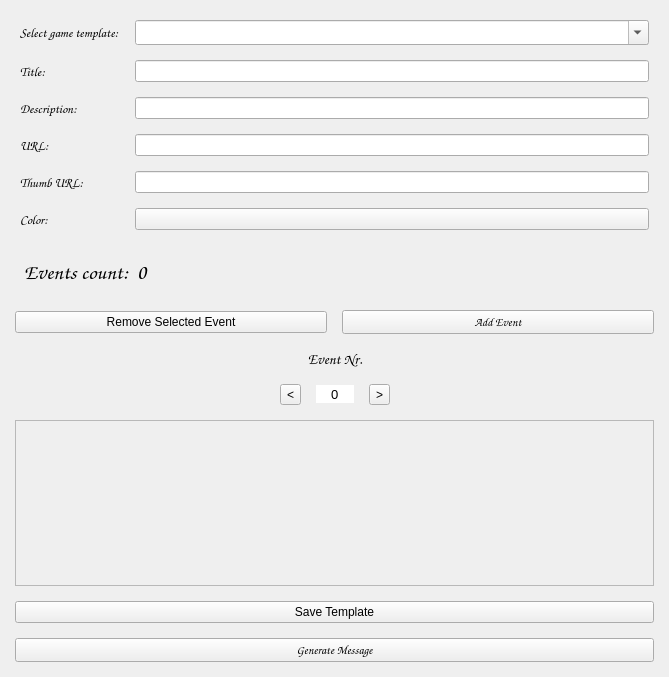
Qt form UI/mainWindow.ui (dimaunix/pyEMG) before a commit.
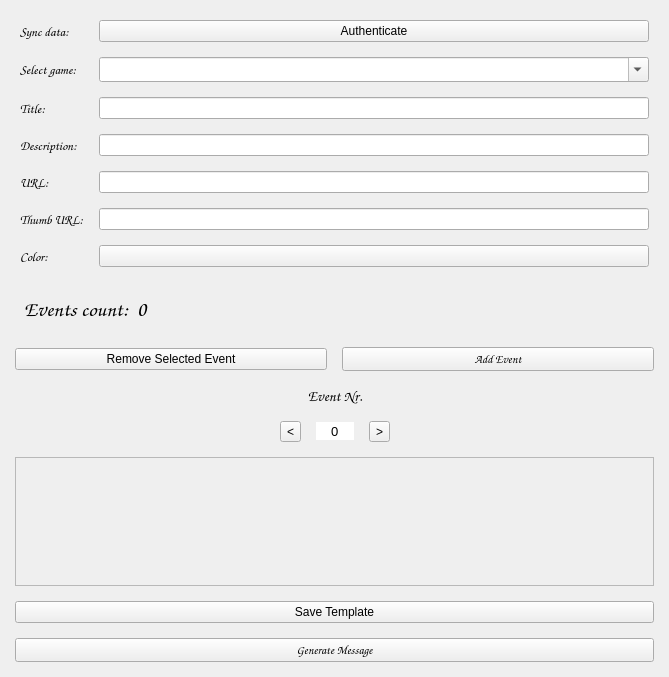
The same form after that commit. Icons and pictures are not drawn.

Commit message: Added Auth Button and Widget

```diff
--- a/UI/mainWindow.ui
+++ b/UI/mainWindow.ui
@@ -81,7 +81,7 @@
       <property name="bottomMargin">
        <number>5</number>
       </property>
-      <item row="0" column="0">
+      <item row="1" column="0">
        <widget class="QLabel" name="label_6">
         <property name="font">
          <font>
@@ -90,11 +90,11 @@
          </font>
         </property>
         <property name="text">
-         <string>Select game template:</string>
+         <string>Select game:</string>
         </property>
        </widget>
       </item>
-      <item row="0" column="1">
+      <item row="1" column="1">
        <widget class="QComboBox" name="comboSelectGame">
         <property name="font">
          <font>
@@ -107,7 +107,7 @@
         </property>
        </widget>
       </item>
-      <item row="1" column="0">
+      <item row="2" column="0">
        <widget class="QLabel" name="label">
         <property name="font">
          <font>
@@ -120,7 +120,7 @@
         </property>
        </widget>
       </item>
-      <item row="1" column="1">
+      <item row="2" column="1">
        <widget class="QLineEdit" name="inputTitle">
         <property name="font">
          <font>
@@ -130,7 +130,7 @@
         </property>
        </widget>
       </item>
-      <item row="2" column="0">
+      <item row="3" column="0">
        <widget class="QLabel" name="label_2">
         <property name="font">
          <font>
@@ -143,7 +143,7 @@
         </property>
        </widget>
       </item>
-      <item row="2" column="1">
+      <item row="3" column="1">
        <widget class="QLineEdit" name="inputDescription">
         <property name="font">
          <font>
@@ -153,7 +153,7 @@
         </property>
        </widget>
       </item>
-      <item row="3" column="0">
+      <item row="4" column="0">
        <widget class="QLabel" name="label_3">
         <property name="font">
          <font>
@@ -166,7 +166,7 @@
         </property>
        </widget>
       </item>
-      <item row="3" column="1">
+      <item row="4" column="1">
        <widget class="QLineEdit" name="inputURL">
         <property name="font">
          <font>
@@ -176,7 +176,7 @@
         </property>
        </widget>
       </item>
-      <item row="4" column="0">
+      <item row="5" column="0">
        <widget class="QLabel" name="label_4">
         <property name="font">
          <font>
@@ -189,7 +189,7 @@
         </property>
        </widget>
       </item>
-      <item row="4" column="1">
+      <item row="5" column="1">
        <widget class="QLineEdit" name="inputThumb">
         <property name="font">
          <font>
@@ -199,7 +199,7 @@
         </property>
        </widget>
       </item>
-      <item row="6" column="0">
+      <item row="7" column="0">
        <widget class="QLabel" name="label_5">
         <property name="font">
          <font>
@@ -212,7 +212,7 @@
         </property>
        </widget>
       </item>
-      <item row="6" column="1">
+      <item row="7" column="1">
        <widget class="QPushButton" name="btnColorPicker">
         <property name="font">
          <font>
@@ -234,6 +234,26 @@
         </property>
        </widget>
       </item>
+      <item row="0" column="0">
+       <widget class="QLabel" name="label_8">
+        <property name="font">
+         <font>
+          <family>Comic Sans MS</family>
+          <pointsize>10</pointsize>
+         </font>
+        </property>
+        <property name="text">
+         <string>Sync data:</string>
+        </property>
+       </widget>
+      </item>
+      <item row="0" column="1">
+       <widget class="QPushButton" name="btnAuth">
+        <property name="text">
+         <string>Authenticate</string>
+        </property>
+       </widget>
+      </item>
      </layout>
     </item>
     <item>
```
Left out of the diff: 16 changed lines with no effect on the pictures. The commit also changes 3 other files.
